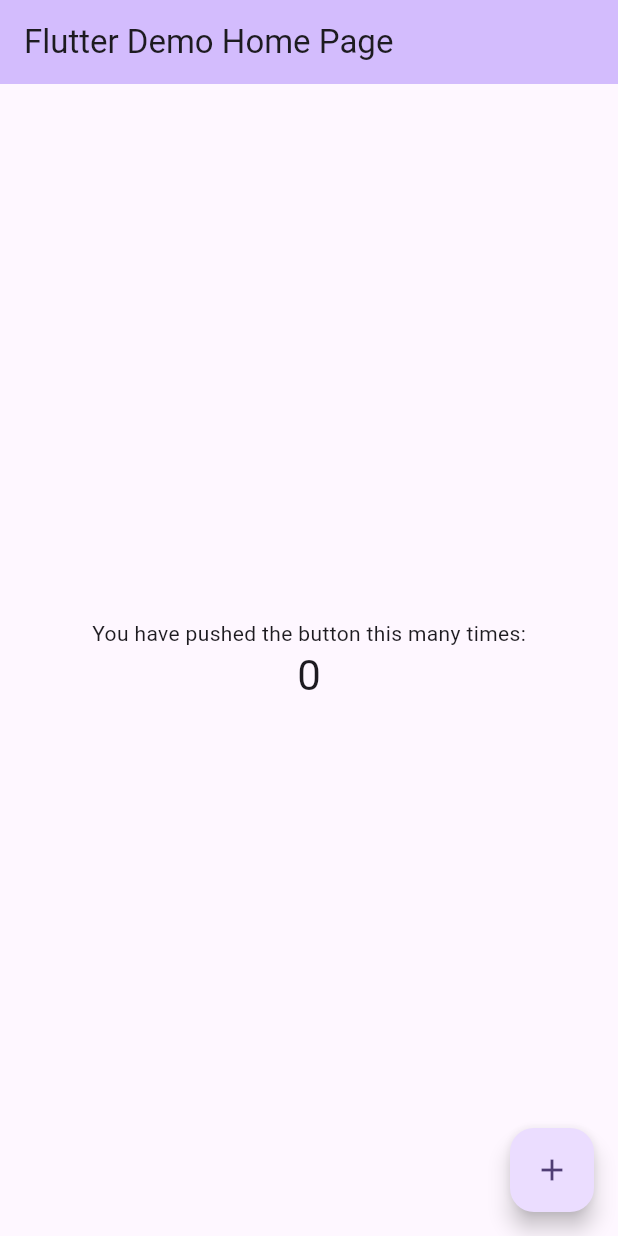
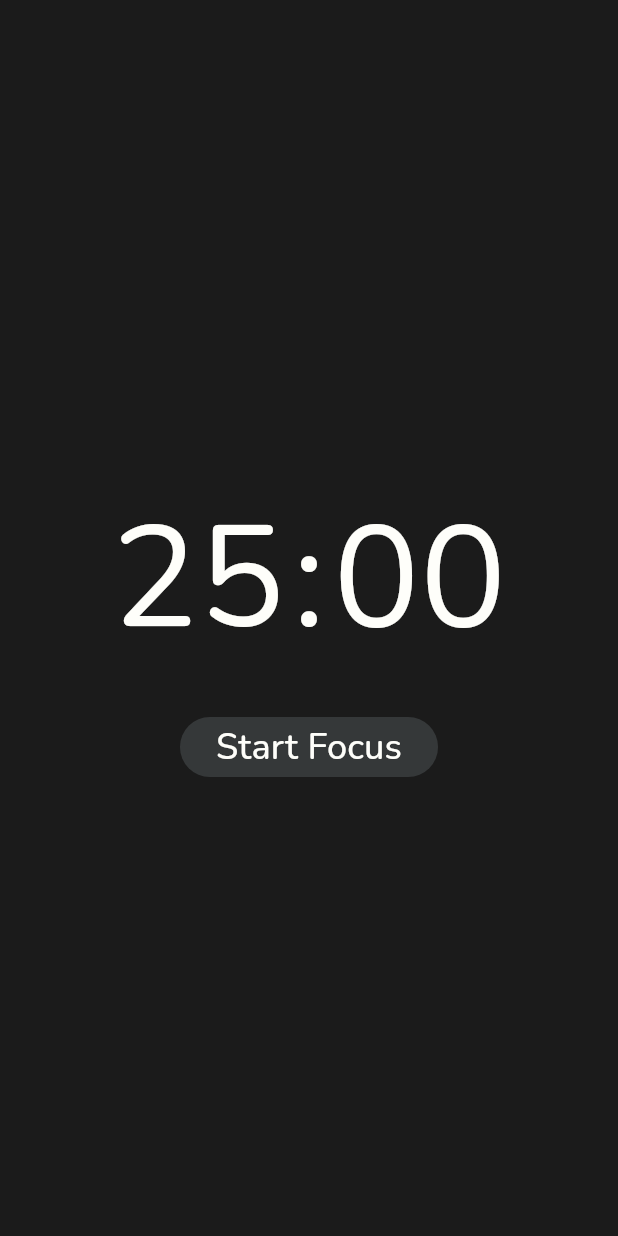
Before and after one commit to hpzynha/star_focus, a Flutter app: the screen it shows after launch, on a phone screen of 412 x 824 dp. Run offline on Flutter 3.47's test engine with Material 3 defaults, Android fonts, the light colour scheme and no system bars; our stand-ins replace google_fonts.

Commit message:
first commit

```diff
--- a/lib/main.dart
+++ b/lib/main.dart
@@ -1,4 +1,5 @@
 import 'package:flutter/material.dart';
+import 'package:star_focus/pages/pomodoro_page.dart';
 
 void main() {
   runApp(const MyApp());
@@ -13,113 +14,10 @@
     return MaterialApp(
       title: 'Flutter Demo',
       theme: ThemeData(
-        // This is the theme of your application.
-        //
-        // TRY THIS: Try running your application with "flutter run". You'll see
-        // the application has a purple toolbar. Then, without quitting the app,
-        // try changing the seedColor in the colorScheme below to Colors.green
-        // and then invoke "hot reload" (save your changes or press the "hot
-        // reload" button in a Flutter-supported IDE, or press "r" if you used
-        // the command line to start the app).
-        //
-        // Notice that the counter didn't reset back to zero; the application
-        // state is not lost during the reload. To reset the state, use hot
-        // restart instead.
-        //
-        // This works for code too, not just values: Most code changes can be
-        // tested with just a hot reload.
         colorScheme: ColorScheme.fromSeed(seedColor: Colors.deepPurple),
         useMaterial3: true,
       ),
-      home: const MyHomePage(title: 'Flutter Demo Home Page'),
+      home: const PomodoroPage(),
     );
   }
 }
-
-class MyHomePage extends StatefulWidget {
-  const MyHomePage({super.key, required this.title});
-
-  // This widget is the home page of your application. It is stateful, meaning
-  // that it has a State object (defined below) that contains fields that affect
-  // how it looks.
-
-  // This class is the configuration for the state. It holds the values (in this
-  // case the title) provided by the parent (in this case the App widget) and
-  // used by the build method of the State. Fields in a Widget subclass are
-  // always marked "final".
-
-  final String title;
-
-  @override
-  State<MyHomePage> createState() => _MyHomePageState();
-}
-
-class _MyHomePageState extends State<MyHomePage> {
-  int _counter = 0;
-
-  void _incrementCounter() {
-    setState(() {
-      // This call to setState tells the Flutter framework that something has
-      // changed in this State, which causes it to rerun the build method below
-      // so that the display can reflect the updated values. If we changed
-      // _counter without calling setState(), then the build method would not be
-      // called again, and so nothing would appear to happen.
-      _counter++;
-    });
-  }
-
-  @override
-  Widget build(BuildContext context) {
-    // This method is rerun every time setState is called, for instance as done
-    // by the _incrementCounter method above.
-    //
-    // The Flutter framework has been optimized to make rerunning build methods
-    // fast, so that you can just rebuild anything that needs updating rather
-    // than having to individually change instances of widgets.
-    return Scaffold(
-      appBar: AppBar(
-        // TRY THIS: Try changing the color here to a specific color (to
-        // Colors.amber, perhaps?) and trigger a hot reload to see the AppBar
-        // change color while the other colors stay the same.
-        backgroundColor: Theme.of(context).colorScheme.inversePrimary,
-        // Here we take the value from the MyHomePage object that was created by
-        // the App.build method, and use it to set our appbar title.
-        title: Text(widget.title),
-      ),
-      body: Center(
-        // Center is a layout widget. It takes a single child and positions it
-        // in the middle of the parent.
-        child: Column(
-          // Column is also a layout widget. It takes a list of children and
-          // arranges them vertically. By default, it sizes itself to fit its
-          // children horizontally, and tries to be as tall as its parent.
-          //
-          // Column has various properties to control how it sizes itself and
-          // how it positions its children. Here we use mainAxisAlignment to
-          // center the children vertically; the main axis here is the vertical
-          // axis because Columns are vertical (the cross axis would be
-          // horizontal).
-          //
-          // TRY THIS: Invoke "debug painting" (choose the "Toggle Debug Paint"
-          // action in the IDE, or press "p" in the console), to see the
-          // wireframe for each widget.
-          mainAxisAlignment: MainAxisAlignment.center,
-          children: <Widget>[
-            const Text(
-              'You have pushed the button this many times:',
-            ),
-            Text(
-              '$_counter',
-              style: Theme.of(context).textTheme.headlineMedium,
-            ),
-          ],
-        ),
-      ),
-      floatingActionButton: FloatingActionButton(
-        onPressed: _incrementCounter,
-        tooltip: 'Increment',
-        child: const Icon(Icons.add),
-      ), // This trailing comma makes auto-formatting nicer for build methods.
-    );
-  }
-}
--- /dev/null
+++ b/lib/pages/pomodoro_page.dart
@@ -0,0 +1,33 @@
+import 'package:flutter/material.dart';
+import 'package:star_focus/style/style.dart';
+import 'package:star_focus/widgets/buttons.dart';
+import 'package:star_focus/widgets/timer.dart';
+
+class PomodoroPage extends StatefulWidget {
+  const PomodoroPage({super.key});
+
+  @override
+  State<PomodoroPage> createState() => _PomodoroPageState();
+}
+
+class _PomodoroPageState extends State<PomodoroPage> {
+  @override
+  Widget build(BuildContext context) {
+    return Scaffold(
+      backgroundColor: backgroundColor,
+      body: Container(
+        alignment: Alignment.center,
+        child: Column(
+          mainAxisAlignment: MainAxisAlignment.center,
+          crossAxisAlignment: CrossAxisAlignment.center,
+          children: [
+            const SizedBox(height: 15),
+            const Timer(),
+            const SizedBox(height: 20),
+            boxButton(text: 'Start Focus', onPress: () {}),
+          ],
+        ),
+      ),
+    );
+  }
+}
--- /dev/null
+++ b/lib/style/style.dart
@@ -0,0 +1,26 @@
+import 'package:flutter/material.dart';
+import 'package:google_fonts/google_fonts.dart';
+
+Color backgroundColor = const Color(0xFF1B1B1B);
+Color buttonColor = const Color(0xFF353839);
+Color textColor = const Color(0xFFFEFEFA);
+Color buttonHoverColor = const Color(0xFF808080);
+
+// TextStyle
+TextStyle textStyle(double size, [Color? color, FontWeight? fw]) {
+  return GoogleFonts.nunito(
+    fontSize: size,
+    color: color,
+    fontWeight: fw,
+  );
+}
+
+// Padding
+const EdgeInsets padding = EdgeInsets.all(10);
+
+// SizedBox
+const SizedBox sizedBox = SizedBox(
+  height: 10,
+);
+
+// TextField
--- /dev/null
+++ b/lib/widgets/buttons.dart
@@ -0,0 +1,41 @@
+import 'package:flutter/material.dart';
+import 'package:star_focus/style/style.dart';
+
+Widget boxButton({
+  required String text,
+  required Function() onPress,
+}) {
+  return OutlinedButton(
+      style: ButtonStyle(
+        backgroundColor: MaterialStateProperty.all(buttonColor),
+        overlayColor: MaterialStateProperty.all(buttonHoverColor),
+        side: MaterialStateProperty.all(BorderSide.none),
+      ),
+      onPressed: onPress,
+      child: Text(
+        text,
+        style: textStyle(24, textColor),
+      ));
+}
+
+Widget textButton({
+  required String text,
+  required Function() onPress,
+  required Color color,
+}) {
+  return TextButton(
+    onPressed: onPress,
+    style: ButtonStyle(
+      overlayColor: MaterialStateProperty.resolveWith<Color>(
+        (states) {
+          return buttonColor
+              .withOpacity(0.1); // Set overlay color to transparent
+        },
+      ),
+    ),
+    child: Text(
+      text,
+      style: TextStyle(color: color, fontSize: 16),
+    ),
+  );
+}
--- /dev/null
+++ b/lib/widgets/timer.dart
@@ -0,0 +1,29 @@
+import 'package:flutter/material.dart';
+import 'package:star_focus/style/style.dart';
+
+class Timer extends StatelessWidget {
+  const Timer({super.key});
+
+  @override
+  Widget build(BuildContext context) {
+    return Row(
+      mainAxisAlignment: MainAxisAlignment.center,
+      children: [
+        Text(
+          '25',
+          style: textStyle(96, textColor),
+        ),
+        const SizedBox(width: 5),
+        Text(
+          ":",
+          style: textStyle(96, textColor),
+        ),
+        const SizedBox(width: 5),
+        Text(
+          '00',
+          style: textStyle(96, textColor),
+        ),
+      ],
+    );
+  }
+}
--- a/pubspec.yaml
+++ b/pubspec.yaml
@@ -35,6 +35,7 @@ dependencies:
   # The following adds the Cupertino Icons font to your application.
   # Use with the CupertinoIcons class for iOS style icons.
   cupertino_icons: ^1.0.6
+  google_fonts: ^6.2.1
 
 dev_dependencies:
   flutter_test:
```
Also changed, not shown: pubspec.lock, 7 other files.
